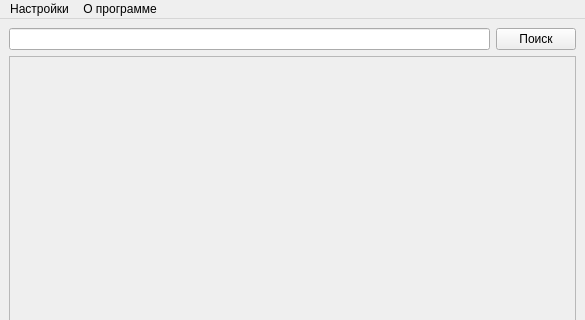
The window that views/ui/mainwindow.ui (pavelgrigoriev/OcrReacall) describes before a commit, drawn with Qt 5; both pictures show x 0 to 585 and y 0 to 320 of the 585 by 502 pixel window.
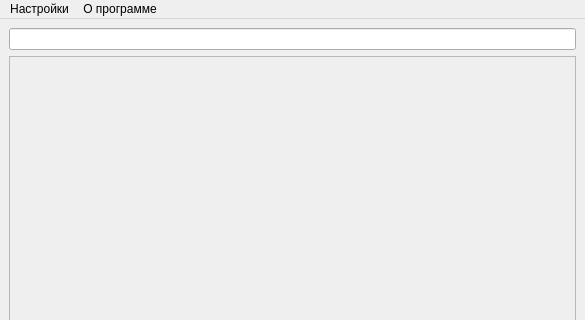
The same window after the commit.

What changed in the file:
```diff
--- a/views/ui/mainwindow.ui
+++ b/views/ui/mainwindow.ui
@@ -17,17 +17,7 @@
    <layout class="QHBoxLayout" name="horizontalLayout">
     <item>
      <layout class="QGridLayout" name="gridLayout">
-      <item row="0" column="0">
-       <widget class="QLineEdit" name="lineEdit"/>
-      </item>
-      <item row="0" column="1" colspan="2">
-       <widget class="QPushButton" name="pushButton">
-        <property name="text">
-         <string>Поиск</string>
-        </property>
-       </widget>
-      </item>
-      <item row="1" column="0" colspan="3">
+      <item row="1" column="0" colspan="2">
        <layout class="QGridLayout" name="gridLayout_2">
         <item row="0" column="3">
          <widget class="QScrollArea" name="scrollArea">
@@ -53,6 +43,9 @@
         </item>
        </layout>
       </item>
+      <item row="0" column="0" colspan="2">
+       <widget class="QLineEdit" name="lineEdit"/>
+      </item>
      </layout>
     </item>
    </layout>
```
Left out of the diff: 2 changed lines with no effect on the pictures.
